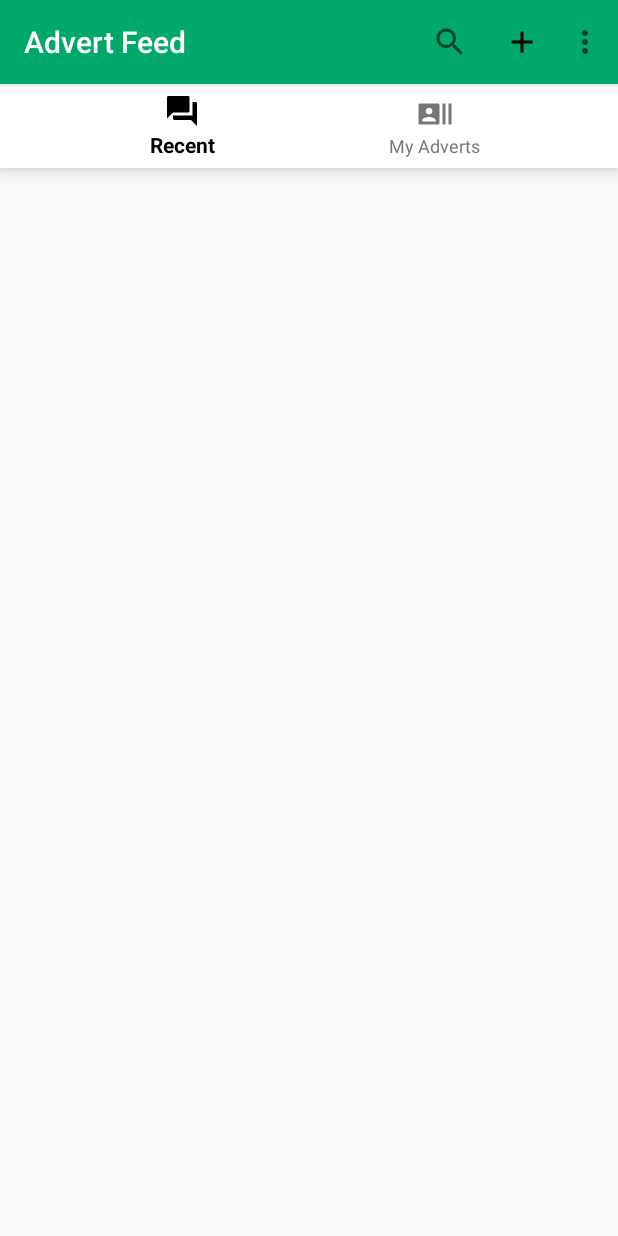
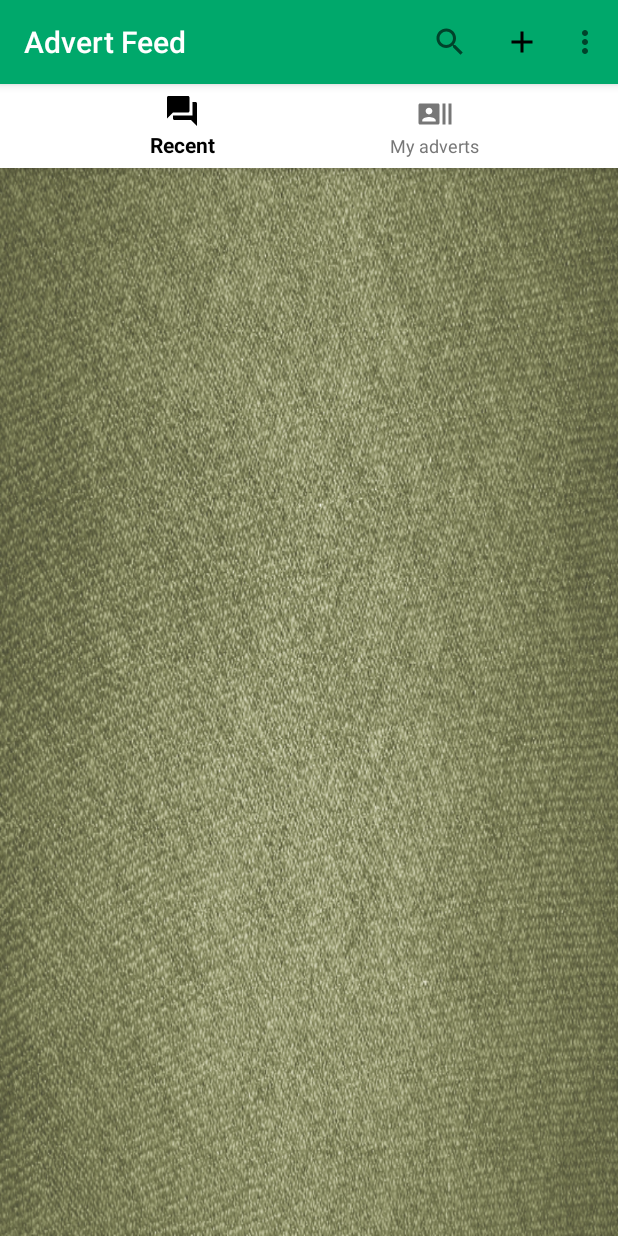
Before and after one commit to fecsk/AdvertProject, an Android app: the screen it shows after launch (MainActivity), on a phone screen of 412 x 824 dp. Run offline under Robolectric (Android 15) with nearby library versions, the phone set to English and light mode, and no system bars; our stand-ins replace Firebase (no records; nobody signed in at launch, a user with empty details on screens opened directly); libraries missing offline, so code that uses them is left out: com.firebase.ui.

Commit message:
fixed login/logout from main, added more strings

```diff
--- a/app/src/main/res/layout/content_main.xml
+++ b/app/src/main/res/layout/content_main.xml
@@ -4,6 +4,7 @@
     xmlns:tools="http://schemas.android.com/tools"
     android:layout_width="match_parent"
     android:layout_height="match_parent"
+    android:background="@drawable/background2"
     app:layout_behavior="@string/appbar_scrolling_view_behavior"
     >
 
--- a/app/src/main/res/menu/fragment_navigation.xml
+++ b/app/src/main/res/menu/fragment_navigation.xml
@@ -3,12 +3,12 @@
     <item
         android:id="@+id/recentlist"
         android:icon="@drawable/recentimg"
-        android:title="Recent" />
+        android:title="@string/recent" />
 
     <item
         android:id="@+id/myadverts"
         android:icon="@drawable/mylist"
-        android:title="My Adverts" />
+        android:title="@string/my_adverts" />
 
 
 
--- a/app/src/main/res/menu/menu_navigation.xml
+++ b/app/src/main/res/menu/menu_navigation.xml
@@ -6,7 +6,7 @@
         android:id="@+id/Searchbutton"
         android:icon="@drawable/ic_menu_search"
         android:orderInCategory="102"
-        android:title="Search"
+        android:title="@string/search"
         app:actionViewClass="android.widget.SearchView"
         app:showAsAction="always">
 
@@ -15,7 +15,7 @@
         android:id="@+id/Addbutton"
         android:icon="@drawable/ic_add_black_24dp"
         android:orderInCategory="103"
-        android:title="Add"
+        android:title="@string/add"
         app:showAsAction="always">
 
     </item>
@@ -29,7 +29,7 @@
     </item>
 
     <item android:id="@+id/viewProfileButton"
-        android:title="View Profile"
+        android:title="@string/view_profile"
 
         android:orderInCategory="300"
         app:showAsAction="ifRoom">
@@ -37,7 +37,7 @@
     </item>
 
     <item android:id="@+id/editProfileButton"
-        android:title="Edit Profile"
+        android:title="@string/edit_profile"
 
         android:orderInCategory="300"
         app:showAsAction="ifRoom">
--- a/app/src/main/res/values/strings.xml
+++ b/app/src/main/res/values/strings.xml
@@ -4,6 +4,7 @@
     <string name="register">Register</string>
     <string name="or">or</string>
     <string name="login">Login</string>
+    <string name="logout">Logout</string>
     <string name="email">Email</string>
     <string name="email_address">Email address</string>
     <string name="password">Password</string>
@@ -22,4 +23,10 @@
     <string name="publish">Publish</string>
     <string name="profile">Profile</string>
     <string name="welcome">WELCOME!</string>
+    <string name="my_adverts">My adverts</string>
+    <string name="recent">Recent</string>
+    <string name="search">Search</string>
+    <string name="add">Add</string>
+    <string name="view_profile">View profile</string>
+    <string name="edit_profile">Edit profile</string>
 </resources>
```
Also changed, not shown: app/src/main/java/com/example/asus/advertproject/main/MainActivity.java (+51 -12 lines).
